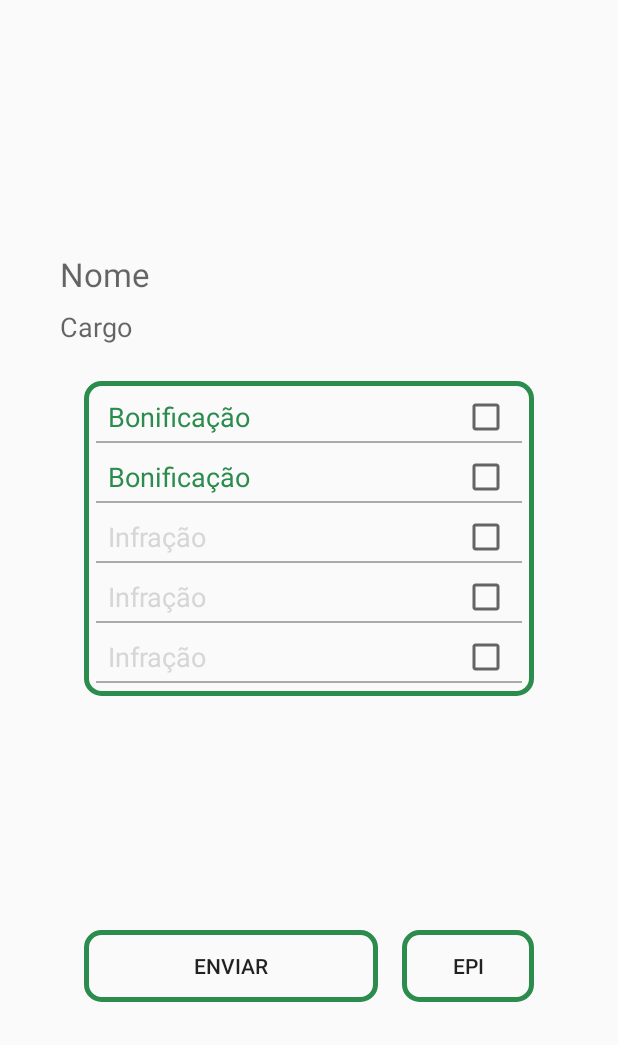
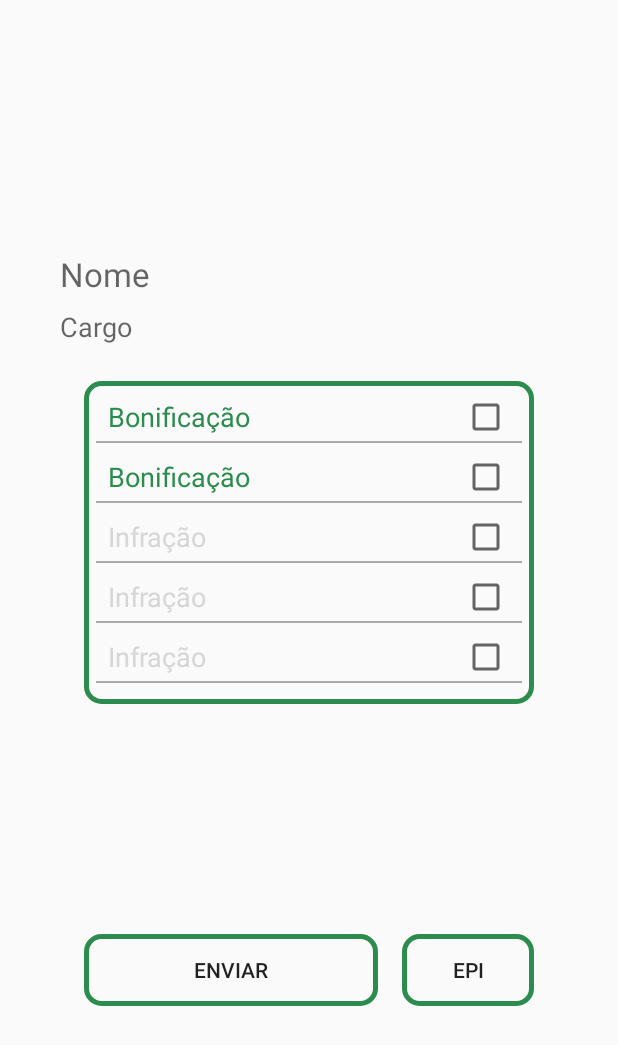
Before and after one commit to n-a-sistemas/ProjetoMobileTST, an Android app: the FuncionariosActivity screen opened directly, with no data from a screen before it, on a phone screen of 412 x 824 dp. Shown: the top 1045 px of the screen. Run offline under Robolectric (Android 15) with nearby library versions, the light colour scheme and no system bars; our stand-ins replace Firebase (no records; nobody signed in at launch, a user with empty details on screens opened directly), Picasso; 4 statements that could not run were skipped.

Commit message:
99,9% concluído

```diff
--- a/app/src/main/java/com/example/projetoapptst/MainActivity.java
+++ b/app/src/main/java/com/example/projetoapptst/MainActivity.java
@@ -178,6 +178,7 @@
                 AuthUI.getInstance()
                         .createSignInIntentBuilder()
                         .setAvailableProviders(providers)
+                        .setLogo(R.drawable.tst)
                         .build(), 123
         );
 
--- a/app/src/main/res/layout/activity_epi.xml
+++ b/app/src/main/res/layout/activity_epi.xml
@@ -77,10 +77,10 @@
         android:layout_width="wrap_content"
         android:layout_height="wrap_content"
         android:layout_marginTop="24dp"
+        android:layout_marginEnd="32dp"
         android:text="@string/tv_validade"
         android:textAppearance="@style/TextAppearance.AppCompat.Medium"
         app:layout_constraintEnd_toEndOf="parent"
-        app:layout_constraintStart_toEndOf="@+id/textView4"
         app:layout_constraintTop_toBottomOf="@+id/button4" />
 
     <TextView
@@ -98,10 +98,10 @@
         android:id="@+id/textView5"
         android:layout_width="wrap_content"
         android:layout_height="wrap_content"
+        android:layout_marginStart="32dp"
         android:layout_marginTop="24dp"
         android:text="@string/tv_EPI"
         android:textAppearance="@style/TextAppearance.AppCompat.Medium"
-        app:layout_constraintEnd_toStartOf="@+id/textView4"
         app:layout_constraintStart_toStartOf="parent"
         app:layout_constraintTop_toBottomOf="@+id/button4" />
 
--- a/app/src/main/res/layout/activity_funcionarios.xml
+++ b/app/src/main/res/layout/activity_funcionarios.xml
@@ -184,12 +184,11 @@
     <View
         android:id="@+id/view6"
         android:layout_width="0dp"
-        android:layout_height="210dp"
+        android:layout_height="215dp"
         android:layout_marginStart="56dp"
-        android:layout_marginTop="32dp"
+        android:layout_marginTop="24dp"
         android:layout_marginEnd="56dp"
         android:background="@drawable/box"
-        app:layout_constraintBottom_toBottomOf="@+id/view5"
         app:layout_constraintEnd_toEndOf="parent"
         app:layout_constraintStart_toStartOf="parent"
         app:layout_constraintTop_toBottomOf="@+id/textView2" />
--- a/app/src/main/res/layout/activity_sair.xml
+++ b/app/src/main/res/layout/activity_sair.xml
@@ -8,7 +8,7 @@
 
     <TextView
         android:id="@+id/textView"
-        android:layout_width="wrap_content"
+        android:layout_width="403dp"
         android:layout_height="wrap_content"
         android:text="@string/tv_expulso"
         android:textAlignment="center"
--- a/app/src/main/res/layout/epi_pequisa.xml
+++ b/app/src/main/res/layout/epi_pequisa.xml
@@ -8,12 +8,12 @@
 
     <TextView
         android:id="@+id/text_view_nome"
-        android:layout_width="wrap_content"
+        android:layout_width="62dp"
         android:layout_height="wrap_content"
+        android:layout_marginStart="32dp"
         android:layout_marginTop="16dp"
         android:text="@string/tv_EPI"
         android:textAppearance="@style/TextAppearance.AppCompat.Small"
-        app:layout_constraintEnd_toStartOf="@+id/text_view_dataCA"
         app:layout_constraintStart_toStartOf="parent"
         app:layout_constraintTop_toTopOf="parent" />
 
@@ -33,9 +33,9 @@
         android:layout_width="wrap_content"
         android:layout_height="wrap_content"
         android:layout_marginTop="16dp"
+        android:layout_marginEnd="24dp"
         android:text="@string/tv_validade"
         android:textAppearance="@style/TextAppearance.AppCompat.Small"
         app:layout_constraintEnd_toEndOf="parent"
-        app:layout_constraintStart_toEndOf="@+id/text_view_dataCA"
         app:layout_constraintTop_toTopOf="parent" />
 </androidx.constraintlayout.widget.ConstraintLayout>
--- a/app/src/main/res/values/strings.xml
+++ b/app/src/main/res/values/strings.xml
@@ -4,7 +4,7 @@
     <string name="tv_nome">Nome</string>
     <string name="tv_cargo">Cargo</string>
     <string name="txt_pesquisa">Nome do funcionário</string>
-    <string name="txt_epi_nome">Digite o nome EPI</string>
+    <string name="txt_epi_nome">Digite o nome do EPI</string>
     <string name="txt_epi_validade">Digite a validade do EPI</string>
     <string name="txt_epi_CA">Digite a validade CA do EPI</string>
     <string name="tv_expulso">Sua conta não possui parâmetros de administrador</string>
--- a/app/src/main/res/values/styles.xml
+++ b/app/src/main/res/values/styles.xml
@@ -8,4 +8,10 @@
         <item name="colorAccent">@color/colorAccent</item>
     </style>
 
+    <style name="AppTheme.2" parent="Theme.AppCompat.Light.NoActionBar">
+        <item name="colorPrimary">@color/colorPrimary</item>
+        <item name="colorPrimaryDark">@color/colorPrimaryDark</item>
+        <item name="colorAccent">@color/colorAccent</item>
+    </style>
+
 </resources>
```
Also changed, not shown: app/src/main/AndroidManifest.xml (+14 -4 lines), app/src/main/java/com/example/projetoapptst/FuncionariosActivity.java (+6 -6 lines).
